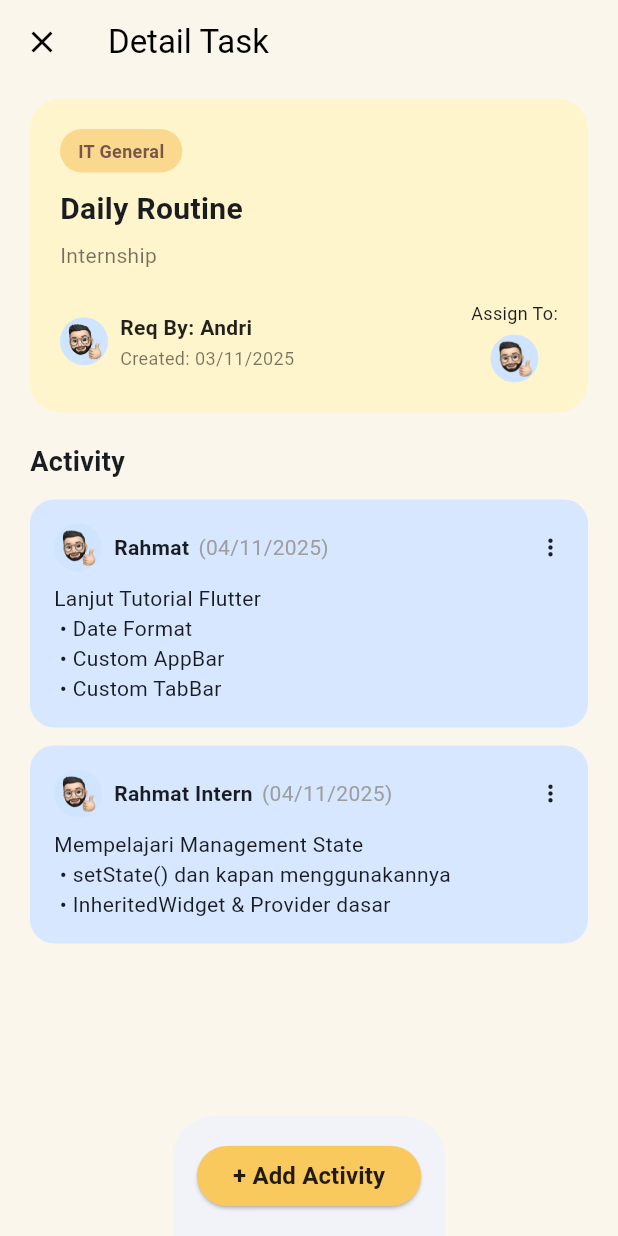
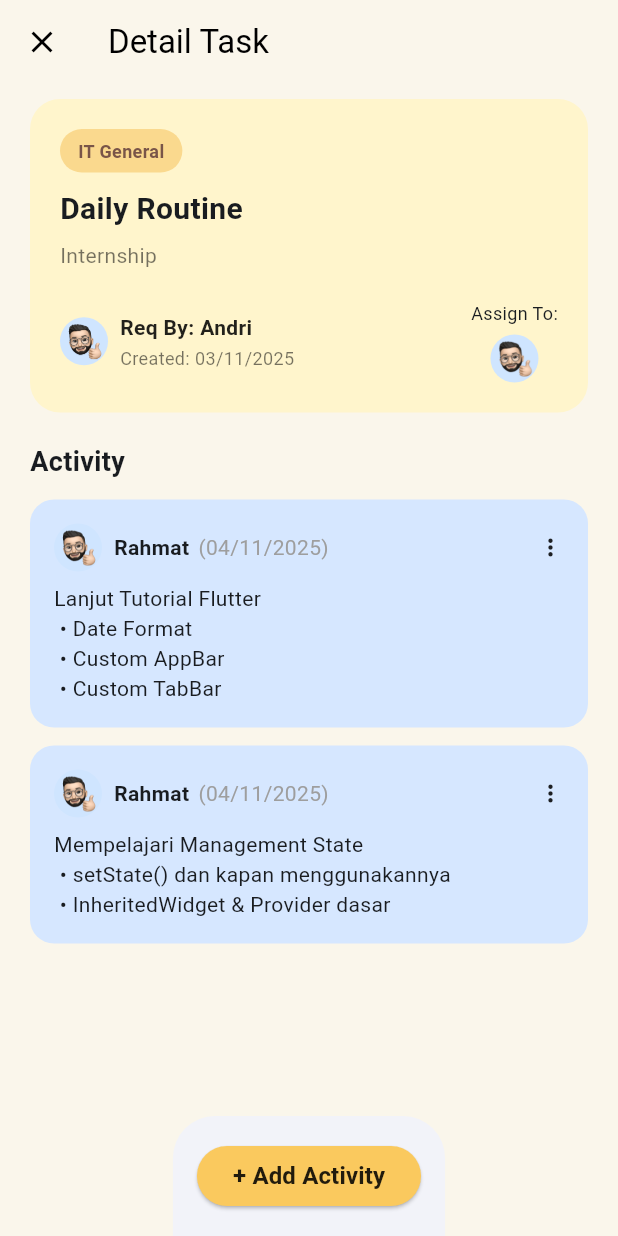
Before and after one commit to arahmath/Floothink-App, a Flutter app: the DetailTaskPage screen opened directly, on a phone screen of 412 x 824 dp. Run offline on Flutter 3.47's test engine with Material 3 defaults, Android fonts, the phone set to English and light mode, and no system bars; our stand-ins replace flutter_svg; network calls fail.

```diff
--- a/lib/pages/task_page.dart
+++ b/lib/pages/task_page.dart
@@ -38,7 +38,7 @@ class _DetailTaskPageState extends State<DetailTaskPage> {
       avatarPath: "assets/images/avatar-male.png",
     ),
     Activity(
-      author: "Rahmat Intern",
+      author: "Rahmat",
       timestamp: "10:08 AM",
       date: DateTime(2025, 11, 4),
       content:
```
